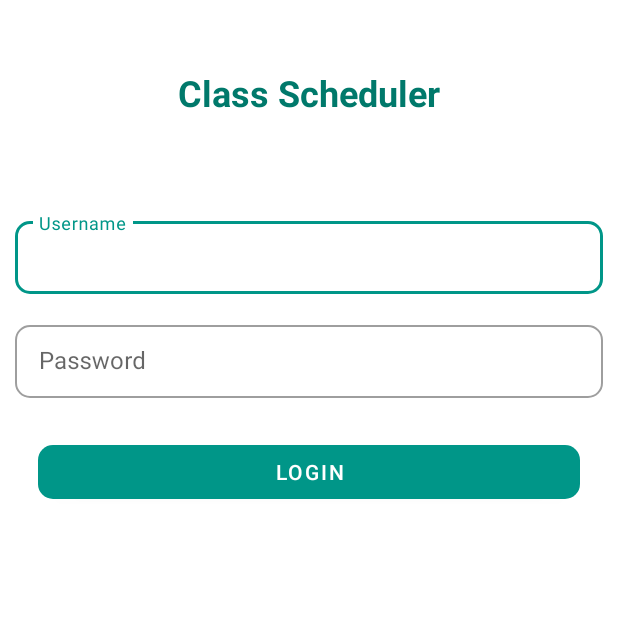
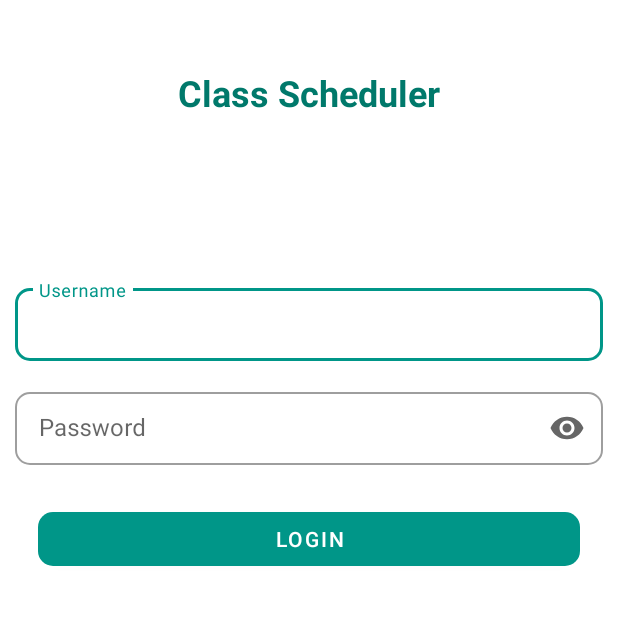
Before and after one commit to Stark-Tony/ClassSchedulingSystem, an Android app: the LoginActivity screen opened directly, with no data from a screen before it, on a phone screen of 412 x 824 dp, the top half of it. Run offline under Robolectric (Android 15) with nearby library versions, the phone set to English and light mode, and no system bars; our stand-ins replace Volley.

Commit message:
Login Implemented

```diff
--- a/app/build.gradle
+++ b/app/build.gradle
@@ -25,6 +25,7 @@ dependencies {
     implementation 'androidx.constraintlayout:constraintlayout:1.1.3'
     testImplementation 'junit:junit:4.12'
     implementation 'com.google.android.material:material:1.1.0-alpha10'
+    implementation 'com.android.volley:volley:1.1.1'
     androidTestImplementation 'androidx.test:runner:1.2.0'
     androidTestImplementation 'androidx.test.espresso:espresso-core:3.2.0'
 }
--- a/app/src/main/AndroidManifest.xml
+++ b/app/src/main/AndroidManifest.xml
@@ -1,7 +1,7 @@
 <?xml version="1.0" encoding="utf-8"?>
 <manifest xmlns:android="http://schemas.android.com/apk/res/android"
     package="com.starklabs.classschedulingsystem">
-
+    <uses-permission android:name="android.permission.INTERNET"/>
     <application
         android:allowBackup="true"
         android:icon="@mipmap/ic_launcher"
--- a/app/src/main/res/layout/activity_login.xml
+++ b/app/src/main/res/layout/activity_login.xml
@@ -16,6 +16,15 @@
         android:textSize="24sp"
         android:textStyle="bold"
         android:textColor="@color/colorPrimaryDark"/>
+
+    <TextView
+        android:id="@+id/error"
+        android:layout_width="match_parent"
+        android:layout_height="wrap_content"
+        android:text=""
+        android:layout_marginTop="25dp"
+        android:gravity="center_horizontal"
+        android:textColor="#800000" />
 
     <com.google.android.material.textfield.TextInputLayout
         android:layout_width="match_parent"
@@ -47,6 +56,7 @@
         android:layout_marginEnd="10dp"
         android:hint="Password"
         app:hintEnabled="true"
+        app:endIconMode="password_toggle"
         app:boxCornerRadiusTopStart="10dp"
         app:boxCornerRadiusTopEnd="10dp"
         app:boxCornerRadiusBottomStart="10dp"
```
Also changed, not shown: app/src/main/java/com/starklabs/classschedulingsystem/LoginActivity.java (+75 -8 lines).
